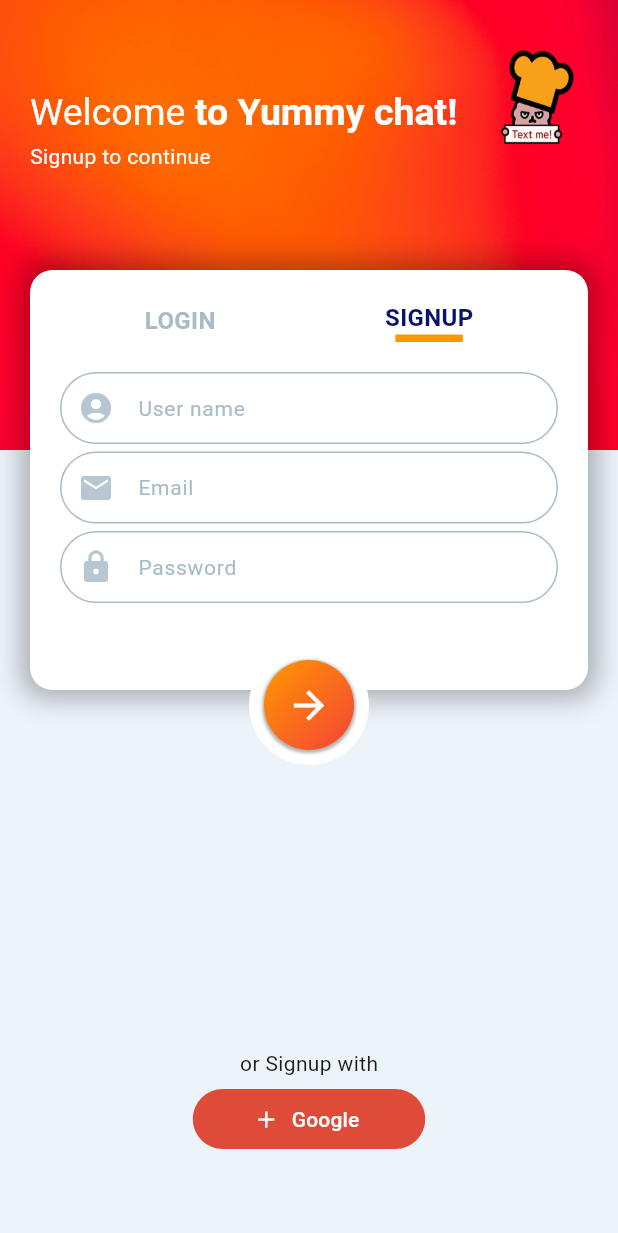
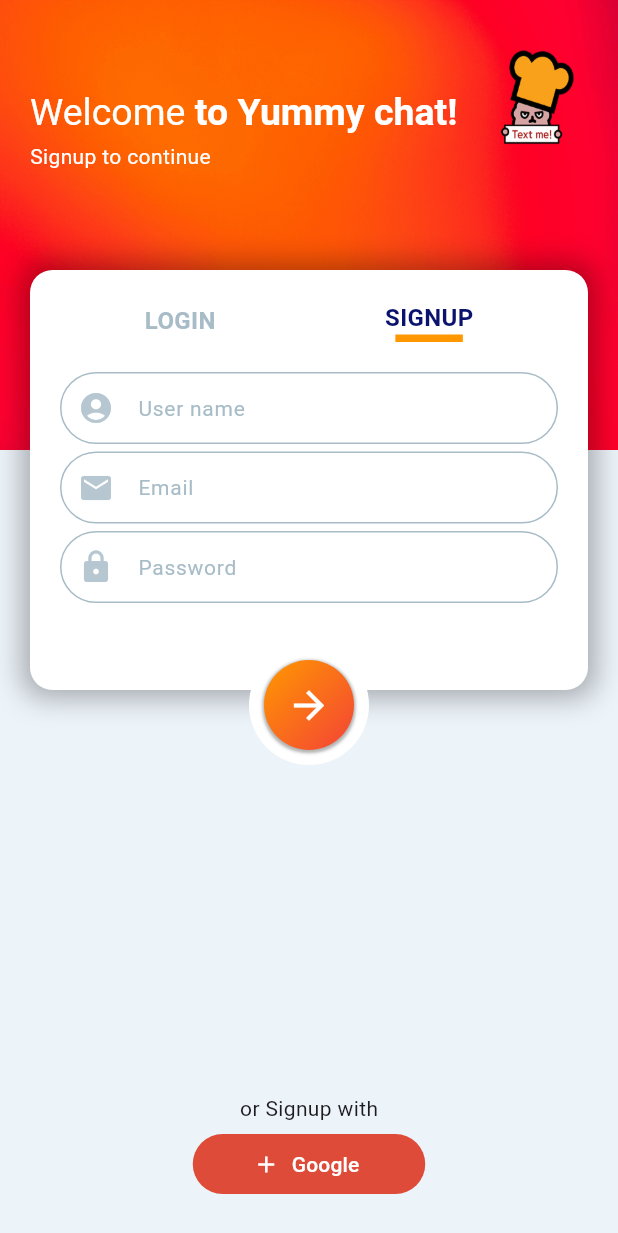
Before and after one commit to chohangmin/cs_chatting_app, a Flutter app: the screen it shows after launch, after a tap on "SIGNUP", on a phone screen of 412 x 824 dp. Shown: the top 1233 px of the screen. Run offline on Flutter 3.47's test engine with Material 3 defaults, Android fonts, the phone set to English and light mode, and no system bars.

Commit message:
Edit google login button, adding animated effect.

```diff
--- a/lib/main.dart
+++ b/lib/main.dart
@@ -10,7 +10,7 @@ class MyApp extends StatelessWidget {
   @override
   Widget build(BuildContext context) {
     return MaterialApp(
-      title: 'Chating app',
+      title: 'Chatting app',
       theme: ThemeData(
         primarySwatch: Colors.blue,
       ),
--- a/lib/screens/login_signup_screen.dart
+++ b/lib/screens/login_signup_screen.dart
@@ -373,8 +373,12 @@ class _LoginSignupScreenState extends State<LoginSignupScreen> {
               ),
             ),
           ),
-          Positioned(
-            top: MediaQuery.of(context).size.height - 125,
+          AnimatedPositioned(
+            duration: const Duration(milliseconds: 500),
+            curve: Curves.easeIn,
+            top: isSignup
+                ? MediaQuery.of(context).size.height - 95
+                : MediaQuery.of(context).size.height - 125,
             left: 0,
             right: 0,
             child: Column(
```
